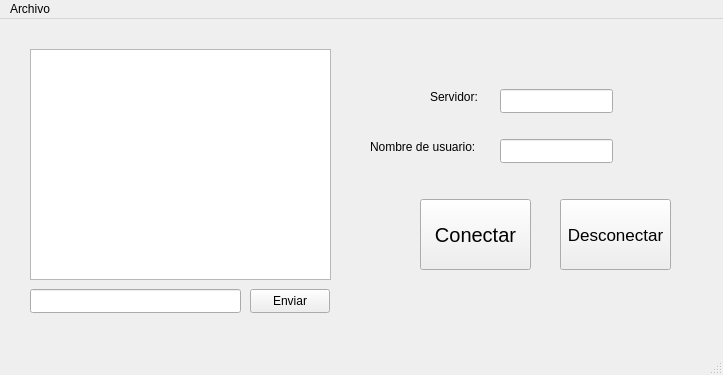
GrageraE/App-Mensajeria-2.0, file Cliente/mainwindow.ui: the form before one commit.
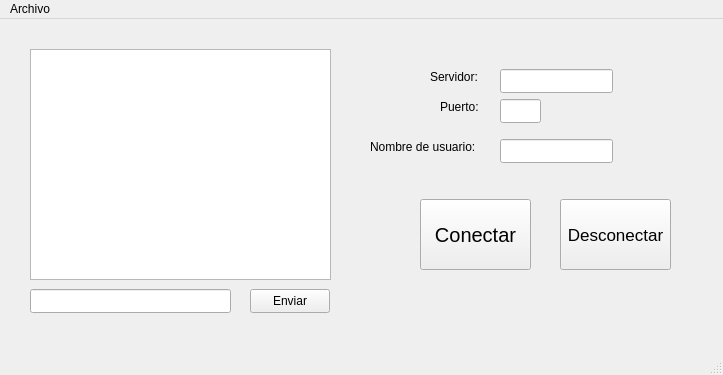
The form after the commit.

Diff of the .ui file:
```diff
--- a/Cliente/mainwindow.ui
+++ b/Cliente/mainwindow.ui
@@ -28,7 +28,7 @@
     <property name="geometry">
      <rect>
       <x>430</x>
-      <y>70</y>
+      <y>50</y>
       <width>71</width>
       <height>16</height>
      </rect>
@@ -54,7 +54,7 @@
     <property name="geometry">
      <rect>
       <x>500</x>
-      <y>70</y>
+      <y>50</y>
       <width>113</width>
       <height>24</height>
      </rect>
@@ -111,7 +111,7 @@
      <rect>
       <x>30</x>
       <y>270</y>
-      <width>211</width>
+      <width>201</width>
       <height>24</height>
      </rect>
     </property>
@@ -129,6 +129,29 @@
      <string>Enviar</string>
     </property>
    </widget>
+   <widget class="QLabel" name="label_3">
+    <property name="geometry">
+     <rect>
+      <x>440</x>
+      <y>80</y>
+      <width>49</width>
+      <height>16</height>
+     </rect>
+    </property>
+    <property name="text">
+     <string>Puerto:</string>
+    </property>
+   </widget>
+   <widget class="QLineEdit" name="inputPuerto">
+    <property name="geometry">
+     <rect>
+      <x>500</x>
+      <y>80</y>
+      <width>41</width>
+      <height>24</height>
+     </rect>
+    </property>
+   </widget>
   </widget>
   <widget class="QMenuBar" name="menubar">
    <property name="geometry">
```
